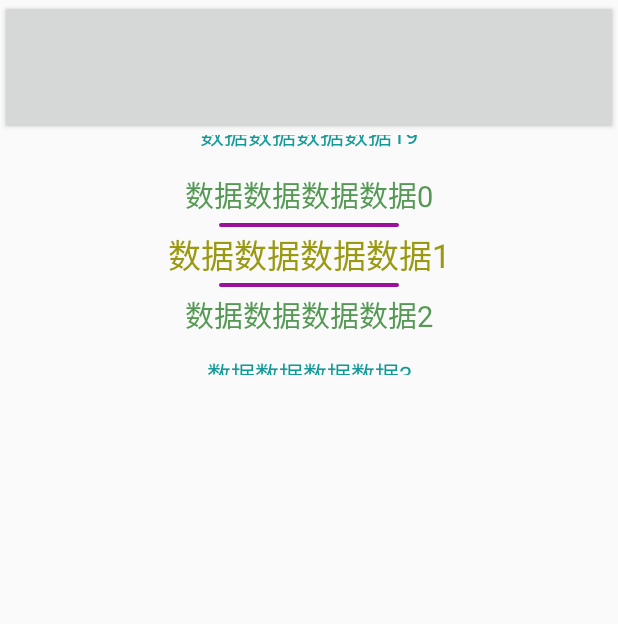
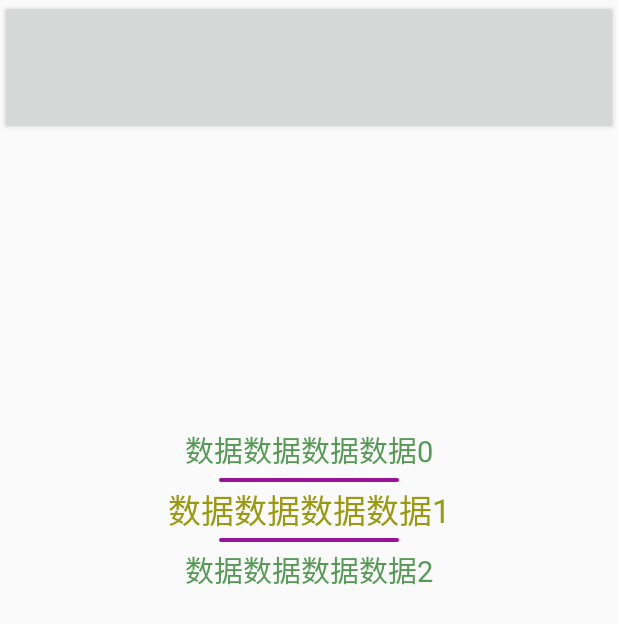
Before and after one commit to waterfaity/WaterFairyLibrary, an Android app: the screen it shows after launch (MainActivity), on a phone screen of 412 x 824 dp. Shown: the top 624 px of the screen. Run offline under Robolectric (Android 15) with nearby library versions, the phone set to English and light mode, and no system bars.

Commit message:
1.优化

```diff
--- a/app/src/main/res/layout/activity_main.xml
+++ b/app/src/main/res/layout/activity_main.xml
@@ -16,7 +16,7 @@
     <com.waterfairy.librarypickerview.PickerView
         android:id="@+id/pick_view"
         android:layout_width="match_parent"
-        android:layout_height="160dp"
+        android:layout_height="500dp"
         android:layout_gravity="center"
         app:centerDataTextColor="#999912"
         app:centerDataTextSize="22dp"
@@ -27,9 +27,9 @@
         app:diverLineWidth="120dp"
         app:firstDataTextColor="#129999"
         app:firstDataTextSize="16dp"
-        app:flyingAble="true"
+        app:flyingAble="false"
         app:itemHeight="40dp"
-        app:loopAble="true"
+        app:loopAble="false"
         app:showDataSize="5"
         app:showStyle="CENTER" />
 
--- a/libraryPickerView/src/main/java/com/waterfairy/librarypickerview/PickerView.java
+++ b/libraryPickerView/src/main/java/com/waterfairy/librarypickerview/PickerView.java
@@ -140,7 +140,7 @@ public class PickerView extends View {
         paint = new Paint();
         paint.setAntiAlias(true);
         dataList = new ArrayList<>();
-        for (int i = 0; i < 20; i++) {
+        for (int i = 0; i < 3; i++) {
             dataList.add("数据数据数据数据" + i);
         }
         //飞滚
@@ -225,9 +225,7 @@ public class PickerView extends View {
         scrollY = oriScrollY - currentPos * itemHeight;
         //x轴最大偏移距离
         dTransX = centerDataTransX - firstDataTransX;
-        Log.i(TAG, "initData: oriScrollY:" + oriScrollY);
-
-
+//        Log.i(TAG, "initData: oriScrollY:" + oriScrollY);
         if (showStyle == STYLE_CENTER) {
             //设置文本绘制样式
             paint.setTextAlign(Paint.Align.CENTER);
@@ -334,7 +332,7 @@ public class PickerView extends View {
 
         float posY = touchY - dY;
 
-        Log.i(TAG, "onUp: " + posY + " scrollY:" + scrollY + " targetY:" + (scrollY + dY));
+//        Log.i(TAG, "onUp: " + posY + " scrollY:" + scrollY + " targetY:" + (scrollY + dY));
 
         animEndTool.startAnimEnd(touchY, posY);
     }
```
